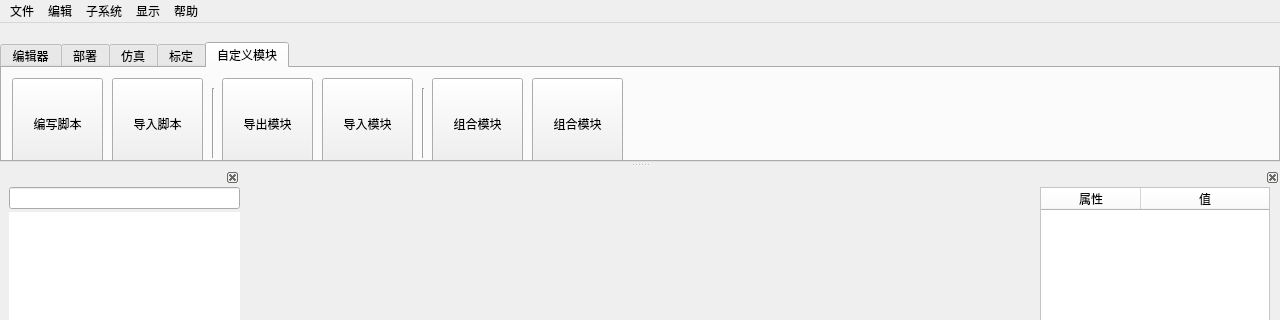
L-Net-1992/ADAS_AD_Developer, file dialogs/mainwindow.ui: the form before one commit; both pictures show x 0 to 1280 and y 0 to 320 of the 1280 by 800 pixel window.
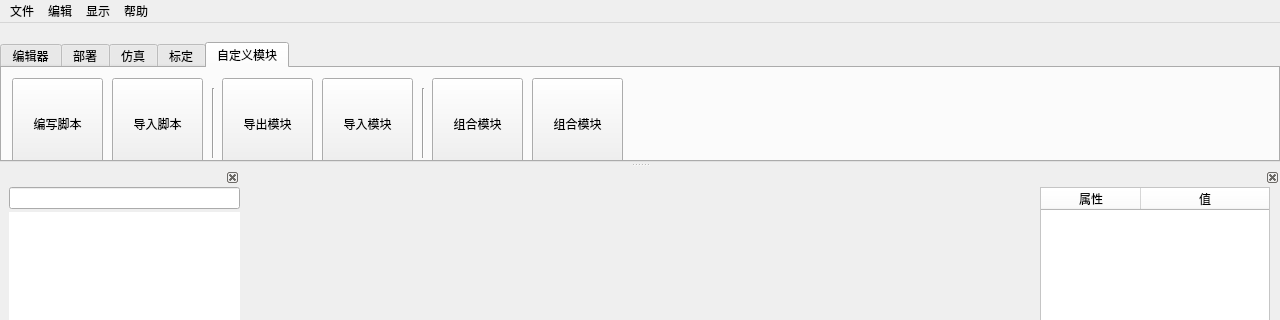
The form after the commit. Icons and pictures are not drawn. Custom widgets are drawn as their Qt base class.

Diff of the .ui file:
```diff
--- a/dialogs/mainwindow.ui
+++ b/dialogs/mainwindow.ui
@@ -232,15 +232,8 @@
     <addaction name="actionNodeWindow"/>
     <addaction name="actionPropertyWindow"/>
    </widget>
-   <widget class="QMenu" name="menu">
-    <property name="title">
-     <string>子系统</string>
-    </property>
-    <addaction name="actionCreateSubSystem"/>
-   </widget>
    <addaction name="menuFile"/>
    <addaction name="menuEdit"/>
-   <addaction name="menu"/>
    <addaction name="menuView"/>
    <addaction name="menuHelp"/>
   </widget>
```
Left out of the diff: 1 changed line with no effect on the pictures.
